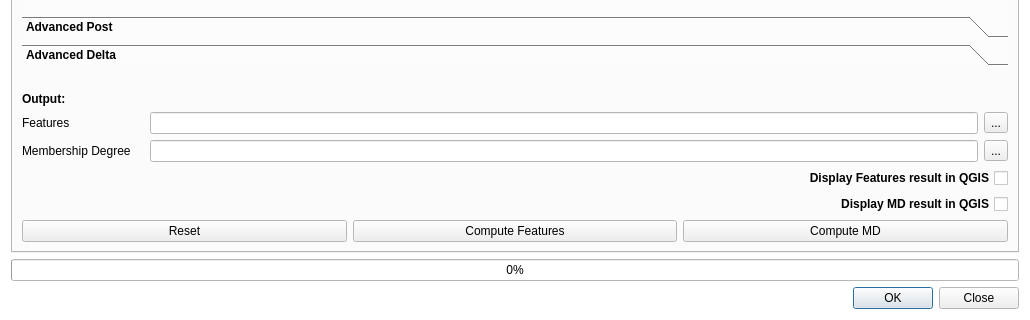
First picture: the form in BAD_dialog_base.ui, repository silviamacchi/BAD_v.3.0.0, before the edit; both pictures show x 0 to 1030 and y 380 to 700 of the 1030 by 700 pixel window.
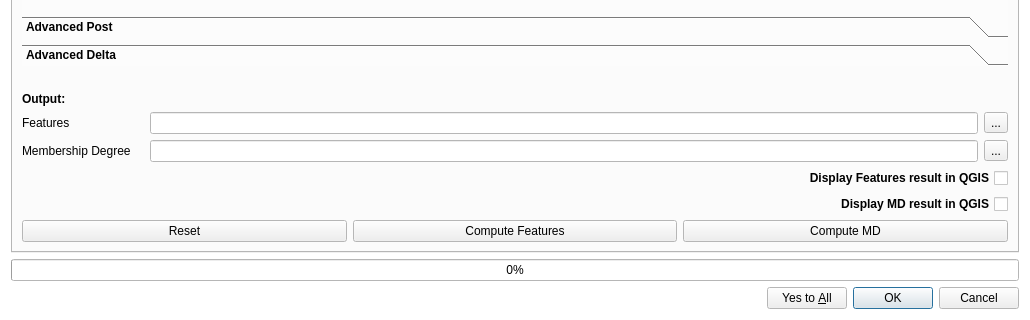
Second picture: the form after the edit. The open tabs and pages were chosen to show the change.

Commit message: RunAll connected and activated undr condition

```diff
--- a/BAD_dialog_base.ui
+++ b/BAD_dialog_base.ui
@@ -144,7 +144,7 @@
       <enum>Qt::Horizontal</enum>
      </property>
      <property name="standardButtons">
-      <set>QDialogButtonBox::Close|QDialogButtonBox::Ok</set>
+      <set>QDialogButtonBox::Cancel|QDialogButtonBox::Ok|QDialogButtonBox::YesToAll</set>
      </property>
     </widget>
    </item>
```
Left out of the diff: 90 changed lines with no effect on the pictures. The commit also changes 2 other files.
